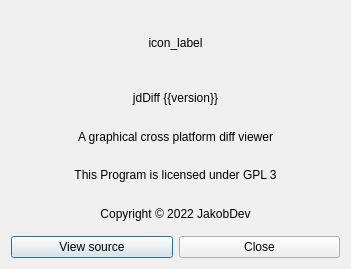
The window that jdDiff/ui/AboutDialog.ui (JakobDev/jdDiff) describes before a commit, drawn with Qt 5.
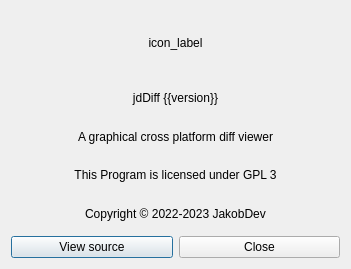
The same window after the commit.

The edit to the form file:
```diff
--- a/jdDiff/ui/AboutDialog.ui
+++ b/jdDiff/ui/AboutDialog.ui
@@ -69,7 +69,7 @@
    <item>
     <widget class="QLabel" name="label_3">
      <property name="text">
-      <string notr="true">Copyright © 2022 JakobDev</string>
+      <string notr="true">Copyright © 2022-2023 JakobDev</string>
      </property>
      <property name="alignment">
       <set>Qt::AlignCenter</set>
```
